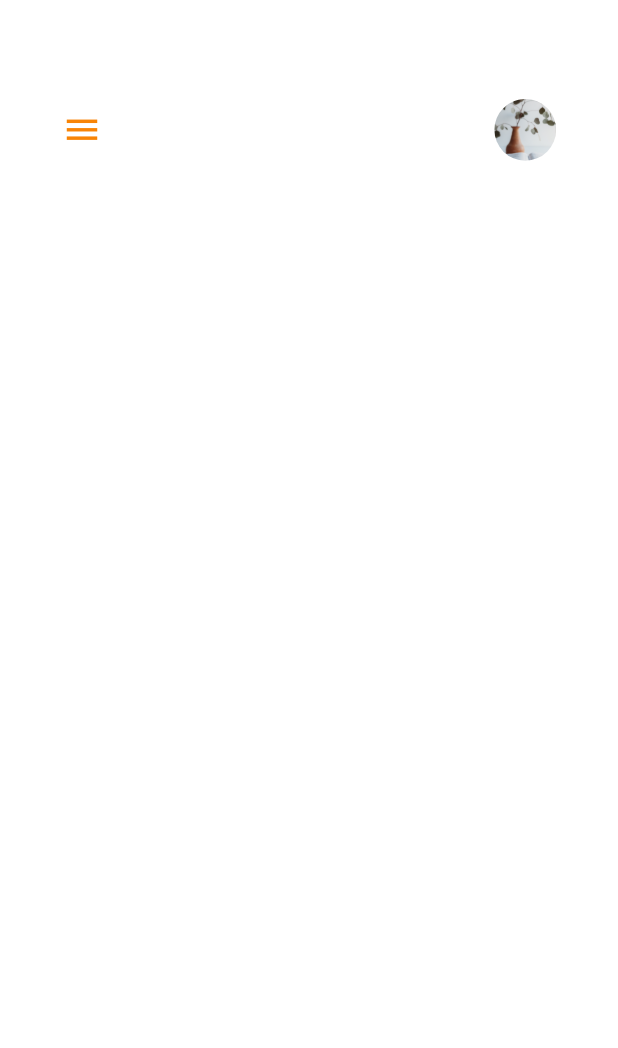
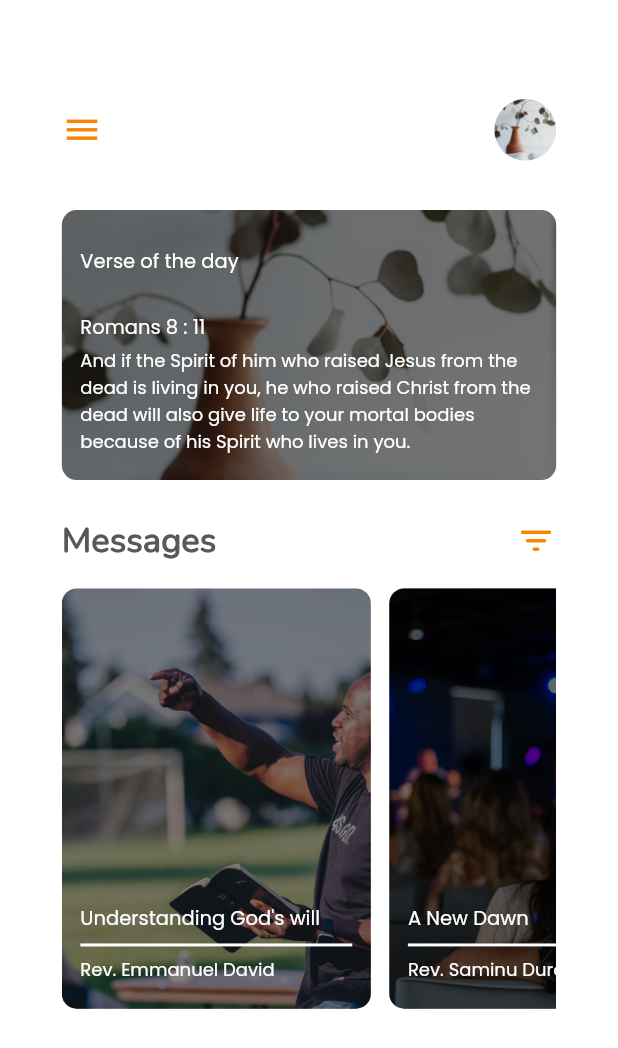
Before and after one commit to Aphosishiro/Church-App-Prototype, a Flutter app: the Home screen opened directly, on a phone screen of 412 x 824 dp. Shown: the top 1048 px of the screen. Run offline on Flutter 3.47's test engine with Material 2 defaults, Android fonts, the phone set to English and light mode, and no system bars.

```diff
--- a/lib/screens/home/home.dart
+++ b/lib/screens/home/home.dart
@@ -1,3 +1,4 @@
+import 'package:church_app_prototype/shared/constant.dart';
 import 'package:flutter/material.dart';
 
 class Home extends StatelessWidget {
@@ -25,6 +26,118 @@ class Home extends StatelessWidget {
       );
     }
 
+    buildVerseOfTheDayCard() {
+      return Container(
+        height: 180,
+        width: double.infinity,
+        decoration: BoxDecoration(
+          borderRadius: BorderRadius.circular(10),
+          image: const DecorationImage(
+            image: AssetImage("assets/verse.jpg"),
+            fit: BoxFit.cover,
+          ),
+        ),
+        child: Container(
+          height: double.infinity,
+          width: double.infinity,
+          decoration: BoxDecoration(
+            borderRadius: BorderRadius.circular(10),
+            color: Colors.black.withOpacity(0.5),
+          ),
+          child: Padding(
+            padding: EdgeInsets.symmetric(
+                horizontal: size.width * 0.03, vertical: size.height * 0.03),
+            child: Column(
+              crossAxisAlignment: CrossAxisAlignment.start,
+              children: [
+                Text(
+                  "Verse of the day",
+                  style: titleTextStyle,
+                ),
+                SizedBox(
+                  height: size.height * 0.03,
+                ),
+                Text(
+                  "Romans 8 : 11",
+                  style: titleTextStyle,
+                ),
+                SizedBox(
+                  height: size.height * 0.005,
+                ),
+                Text(
+                  "And if the Spirit of him who raised Jesus from the dead is living in you, he who raised Christ from the dead will also give life to your mortal bodies because of his Spirit who lives in you.",
+                  style: subtitleTextStyle,
+                ),
+              ],
+            ),
+          ),
+        ),
+      );
+    }
+
+    buildMessageHeader() {
+      return Row(
+        children: [
+          Text(
+            "Messages",
+            style: headerText,
+          ),
+          const Spacer(),
+          const Icon(
+            Icons.filter_list_rounded,
+            size: 27,
+            color: Color(0xFFF88406),
+          )
+        ],
+      );
+    }
+
+    buildMessageCards(String image, String title, String preacher) {
+      return Container(
+        height: size.height * 0.34,
+        width: size.width * 0.5,
+        decoration: BoxDecoration(
+          borderRadius: BorderRadius.circular(10),
+          image: DecorationImage(
+            image: AssetImage(image),
+            fit: BoxFit.cover,
+          ),
+        ),
+        child: Container(
+          height: double.infinity,
+          width: double.infinity,
+          decoration: BoxDecoration(
+            borderRadius: BorderRadius.circular(10),
+            color: Colors.black.withOpacity(0.5),
+          ),
+          child: Padding(
+            padding: EdgeInsets.symmetric(
+              horizontal: size.width * 0.03,
+              vertical: size.height * 0.02,
+            ),
+            child: Column(
+              mainAxisAlignment: MainAxisAlignment.end,
+              crossAxisAlignment: CrossAxisAlignment.start,
+              children: [
+                Text(
+                  title,
+                  style: titleTextStyle,
+                ),
+                const Divider(
+                  thickness: 2,
+                  color: Colors.white,
+                ),
+                Text(
+                  preacher,
+                  style: subtitleTextStyle,
+                ),
+              ],
+            ),
+          ),
+        ),
+      );
+    }
+
     return Scaffold(
       backgroundColor: Colors.white,
       body: Padding(
@@ -37,6 +150,45 @@ class Home extends StatelessWidget {
         child: Column(
           children: [
             buildHeader(),
+            SizedBox(
+              height: size.height * 0.04,
+            ),
+            buildVerseOfTheDayCard(),
+            SizedBox(
+              height: size.height * 0.03,
+            ),
+            buildMessageHeader(),
+            SizedBox(
+              height: size.height * 0.02,
+            ),
+            SingleChildScrollView(
+              scrollDirection: Axis.horizontal,
+              child: Row(
+                children: [
+                  buildMessageCards(
+                    "assets/message 1.jpg",
+                    "Understanding God's will",
+                    "Rev. Emmanuel David",
+                  ),
+                  SizedBox(
+                    width: size.width * 0.03,
+                  ),
+                  buildMessageCards(
+                    "assets/message 2.jpg",
+                    "A New Dawn",
+                    "Rev. Saminu Durotoye",
+                  ),
+                  SizedBox(
+                    width: size.width * 0.03,
+                  ),
+                  buildMessageCards(
+                    "assets/message 3.jpg",
+                    "Faith and Works",
+                    "Rev. Ajulo Alfred",
+                  ),
+                ],
+              ),
+            )
           ],
         ),
       ),
--- a/lib/shared/constant.dart
+++ b/lib/shared/constant.dart
@@ -17,6 +17,18 @@ TextStyle subHeaderTextVariable = const TextStyle(
   fontSize: 13,
   fontFamily: "Poppins",
   color: Color(0xFFF88406),
+);
+
+TextStyle titleTextStyle = const TextStyle(
+  fontFamily: "Poppins",
+  fontSize: 13,
+  color: Colors.white,
+);
+
+TextStyle subtitleTextStyle = const TextStyle(
+  fontFamily: "Poppins",
+  fontSize: 12,
+  color: Colors.white,
 );
 
 TextStyle buttonTextStyle = const TextStyle(
--- a/lib/widgets/bottom_nav_bar.dart
+++ b/lib/widgets/bottom_nav_bar.dart
@@ -9,7 +9,7 @@ class BottomNavigation extends StatefulWidget {
 }
 
 class _BottomNavigationState extends State<BottomNavigation> {
-  int currentIndex = 0;
+  int currentIndex = 1;
   final screens = [
     const Home(),
     const Home(),
```
Also changed, not shown: 55 other files.
